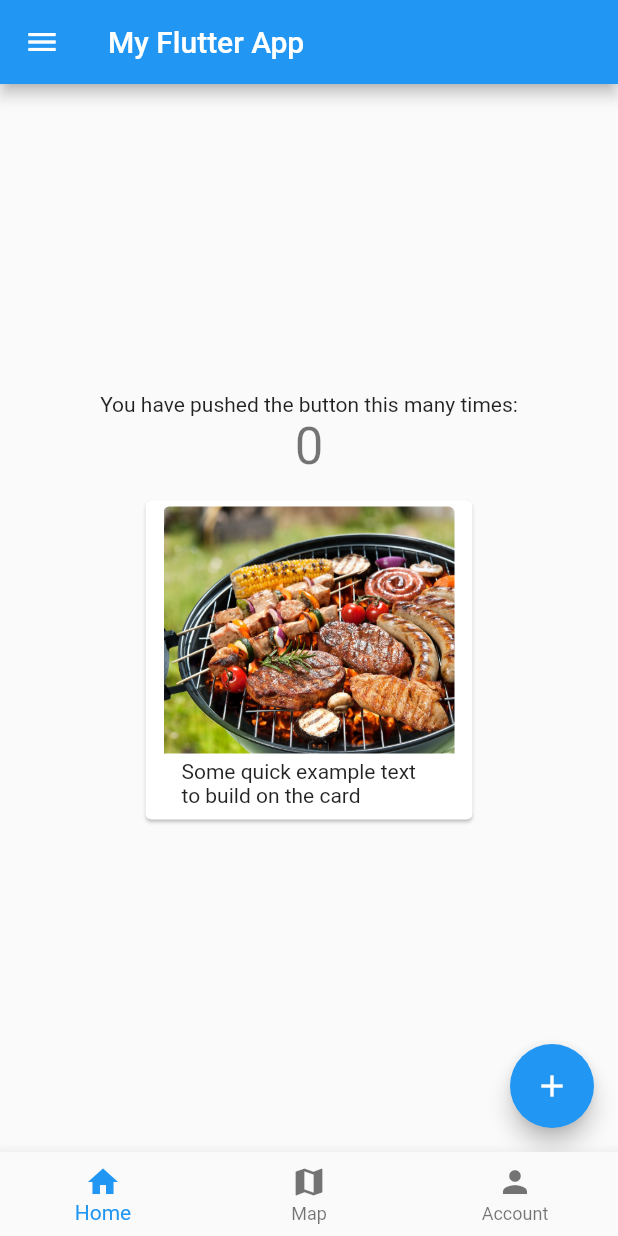
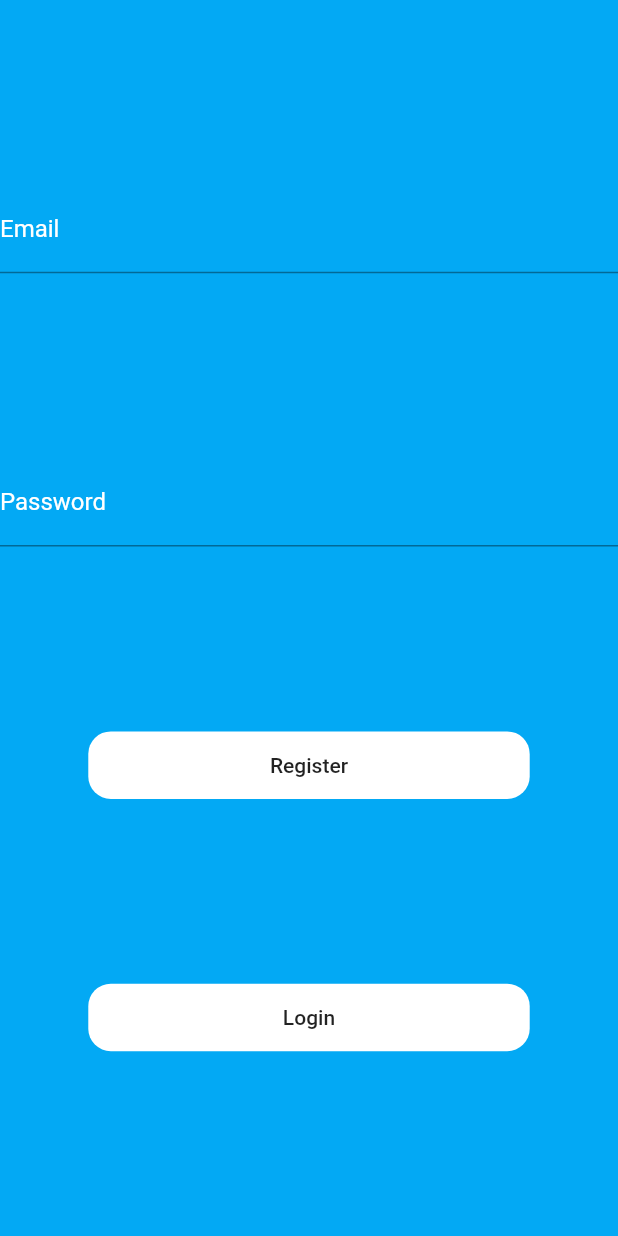
Before and after one commit to Phatfisher/my_app, a Flutter app: the screen it shows after launch, on a phone screen of 412 x 824 dp. Run offline on Flutter 3.47's test engine with Material 2 defaults, Android fonts, the phone set to English and light mode, and no system bars; drawn by our look-alikes of getwidget; our stand-ins replace firebase_analytics, firebase_auth, firebase_core; accounts and stored records are empty.

Commit message:
Adding in firebase auth. into the app w/ registration/ signin page before getting to the main pages.

```diff
--- a/lib/main.dart
+++ b/lib/main.dart
@@ -1,6 +1,7 @@
 import 'package:flutter/material.dart';
 import 'package:getwidget/getwidget.dart';
 import 'package:my_app/pages/aboutScreen.dart';
+import 'package:my_app/pages/authentication.dart';
 import 'package:my_app/pages/listingScreen.dart';
 import 'pages/homeScreen.dart';
 import 'package:firebase_core/firebase_core.dart';
@@ -18,24 +19,38 @@ void main() async {
 
 class MyApp extends StatelessWidget {
   const MyApp({Key? key}) : super(key: key);
+  static FirebaseAnalytics analytics = FirebaseAnalytics.instance;
+  static FirebaseAnalyticsObserver observer =
+      FirebaseAnalyticsObserver(analytics: analytics);
 
   // This widget is the root of your application.
   @override
   Widget build(BuildContext context) {
-    FirebaseAnalytics _analytics = FirebaseAnalytics.instance;
-
     return MaterialApp(
       title: 'Flutter Demo',
-      navigatorObservers: [FirebaseAnalyticsObserver(analytics: _analytics)],
+      navigatorObservers: <NavigatorObserver>[observer],
       theme: ThemeData(
         primarySwatch: Colors.blue,
       ),
-      home: Home(),
+      // home: Home(
+      //   analytics: analytics,
+      //   observer: observer,
+      // ),
+      home: Authentication(),
     );
   }
 }
 
 class Home extends StatefulWidget {
+  // Home({
+  //   Key? key,
+  //   required this.analytics,
+  //   required this.observer,
+  // }) : super(key: key);
+
+  //final FirebaseAnalytics analytics;
+  //final FirebaseAnalyticsObserver observer;
+
   @override
   State createState() {
     return _HomeState();
--- /dev/null
+++ b/lib/models/flutterfire.dart
@@ -0,0 +1,34 @@
+import 'package:firebase_auth/firebase_auth.dart';
+
+Future<bool> signIn(String email, String password) async {
+  try {
+    await FirebaseAuth.instance
+        .signInWithEmailAndPassword(email: email, password: password);
+    return true;
+  } on FirebaseAuthException catch (e) {
+    if (e.code == 'user-not-found') {
+      print('No user found for that email.');
+    } else if (e.code == 'wrong-password') {
+      print('Wrong password provided for that user.');
+    }
+    return false;
+  }
+}
+
+Future<bool> register(String email, String password) async {
+  try {
+    await FirebaseAuth.instance
+        .createUserWithEmailAndPassword(email: email, password: password);
+    return true;
+  } on FirebaseAuthException catch (e) {
+    if (e.code == 'weak-password') {
+      print('The password provided is too weak.');
+    } else if (e.code == 'email-already-in-use') {
+      print('The account already exists for that email.');
+    }
+    return false;
+  } catch (e) {
+    print(e);
+    return false;
+  }
+}
--- /dev/null
+++ b/lib/pages/authentication.dart
@@ -0,0 +1,99 @@
+import 'package:flutter/material.dart';
+import 'package:my_app/main.dart';
+import 'package:my_app/models/flutterfire.dart';
+
+class Authentication extends StatefulWidget {
+  const Authentication({Key? key}) : super(key: key);
+
+  @override
+  _AuthenticationState createState() => _AuthenticationState();
+}
+
+class _AuthenticationState extends State<Authentication> {
+  TextEditingController _emailField = TextEditingController();
+  TextEditingController _passwordField = TextEditingController();
+
+  @override
+  Widget build(BuildContext context) {
+    return Scaffold(
+        body: Container(
+      width: MediaQuery.of(context).size.width,
+      height: MediaQuery.of(context).size.height,
+      decoration: const BoxDecoration(
+        color: Colors.lightBlue,
+      ),
+      child: Column(
+        mainAxisAlignment: MainAxisAlignment.spaceEvenly,
+        children: [
+          TextFormField(
+            controller: _emailField,
+            decoration: const InputDecoration(
+              hintText: "something@email.com",
+              labelText: "Email",
+              hintStyle: TextStyle(color: Colors.white),
+              labelStyle: TextStyle(color: Colors.white),
+            ),
+          ),
+          TextFormField(
+            controller: _passwordField,
+            obscureText: true,
+            decoration: const InputDecoration(
+              hintText: "password",
+              labelText: "Password",
+              hintStyle: TextStyle(color: Colors.white),
+              labelStyle: TextStyle(color: Colors.white),
+            ),
+          ),
+          Container(
+            decoration: BoxDecoration(
+              borderRadius: BorderRadius.circular(15.0),
+              color: Colors.white,
+            ),
+            width: MediaQuery.of(context).size.width / 1.4,
+            height: 45,
+            child: MaterialButton(
+              onPressed: () async {
+                bool shouldNavigate =
+                    await register(_emailField.text, _passwordField.text);
+
+                if (shouldNavigate) {
+                  Navigator.push(
+                    context,
+                    MaterialPageRoute(
+                      builder: (context) => Home(),
+                    ),
+                  );
+                }
+              },
+              child: const Text("Register"),
+            ),
+          ),
+          Container(
+            decoration: BoxDecoration(
+              borderRadius: BorderRadius.circular(15.0),
+              color: Colors.white,
+            ),
+            width: MediaQuery.of(context).size.width / 1.4,
+            height: 45,
+            child: MaterialButton(
+              onPressed: () async {
+                bool shouldNavigate =
+                    await signIn(_emailField.text, _passwordField.text);
+
+                if (shouldNavigate) {
+                  Navigator.push(
+                    context,
+                    MaterialPageRoute(
+                      builder: (context) => Home(),
+                    ),
+                  );
+                }
+              },
+              child: const Text("Login"),
+            ),
+          ),
+        ],
+      ),
+    ));
+  }
+}
--- a/pubspec.yaml
+++ b/pubspec.yaml
@@ -40,6 +40,7 @@ dependencies:
   provider: ^6.0.2
   firebase_analytics: ^9.0.4
   rename: ^2.0.1
+  google_sign_in: ^5.2.1
 
 dev_dependencies:
   flutter_test:
```
Also changed, not shown: lib/pages/homeScreen.dart (+0 -17 lines), lib/pages/loginScreen.dart (added, +33 -0 lines), pubspec.lock, 4 other files.
